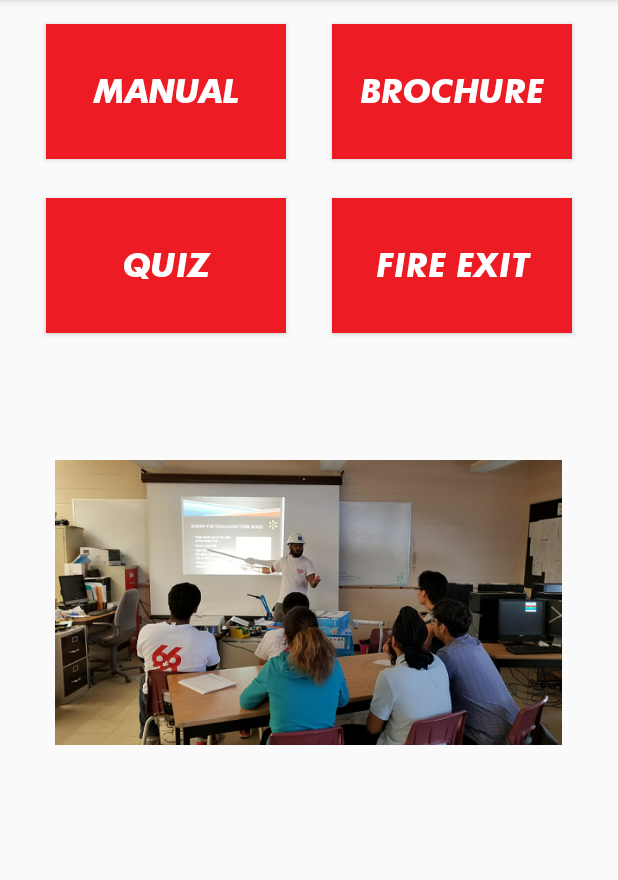
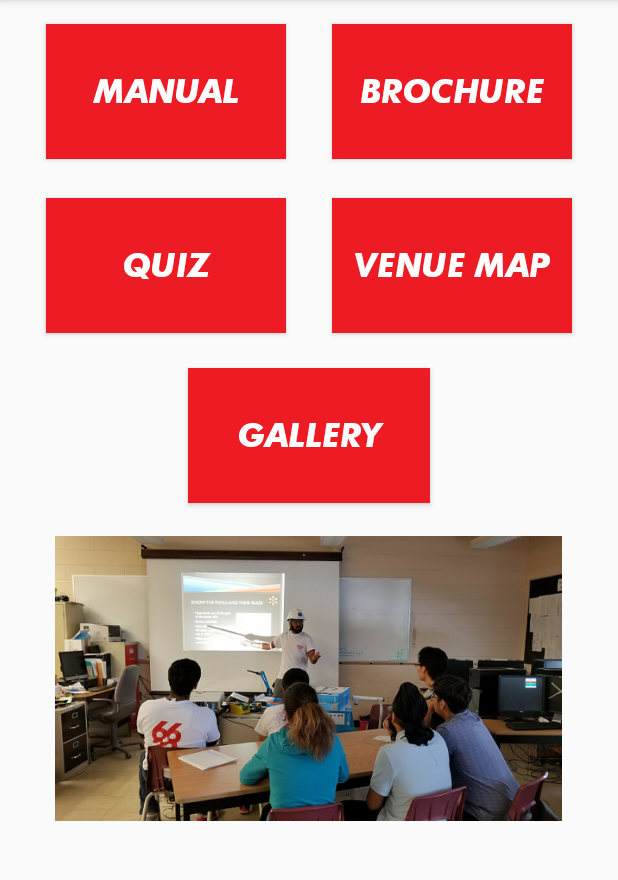
Before and after one commit to SupremeRobotics/SupremeSafety, an Android app: the screen it shows after launch (DisplayMessageActivity), after a tap on "LET'S GO!", on a phone screen of 412 x 824 dp, the part 84-964 px from its top. Run offline under Robolectric (Android 15) with nearby library versions, the light colour scheme and no system bars.

Commit message:
Added a gallery and automatic slideshow

```diff
--- a/app/build.gradle
+++ b/app/build.gradle
@@ -6,8 +6,8 @@ android {
         applicationId "ca.northviewheights.robotics.supremesafety"
         minSdkVersion 16
         targetSdkVersion 23
-        versionCode 7
-        versionName "1.6"
+        versionCode 8
+        versionName "1.7"
         testInstrumentationRunner "android.support.test.runner.AndroidJUnitRunner"
     }
     buildTypes {
--- a/app/src/main/java/ca/northviewheights/robotics/supremesafety/DisplayMessageActivity.java
+++ b/app/src/main/java/ca/northviewheights/robotics/supremesafety/DisplayMessageActivity.java
@@ -31,6 +31,8 @@ public class DisplayMessageActivity extends AppCompatActivity {
         buttonC.setTypeface(typeface);
         Button buttonD = (Button) findViewById(R.id.button6);
         buttonD.setTypeface(typeface);
+        Button buttonE = (Button) findViewById(R.id.button7);
+        buttonE.setTypeface(typeface);
     }
 
     public void goToActivity1 (View view){
@@ -91,4 +93,9 @@ public class DisplayMessageActivity extends AppCompatActivity {
         Intent intent = new Intent (this, Quiz.class);
         startActivity(intent);
     }
+
+    public void goToActivity5 (View view){
+        Intent intent = new Intent (this, Gallery.class);
+        startActivity(intent);
+    }
 }
--- a/app/src/main/java/ca/northviewheights/robotics/supremesafety/MainActivity.java
+++ b/app/src/main/java/ca/northviewheights/robotics/supremesafety/MainActivity.java
@@ -29,11 +29,11 @@ public class MainActivity extends AppCompatActivity {
         buttonA.setTypeface(typeface);
         TextView version = (TextView) findViewById(R.id.textView9);
         version.setText("Version: " + BuildConfig.VERSION_NAME);
-        TextView github =(TextView)findViewById(R.id.textView13);
-        github.setClickable(true);
-        github.setMovementMethod(LinkMovementMethod.getInstance());
+        TextView website =(TextView)findViewById(R.id.textView13);
+        website.setClickable(true);
+        website.setMovementMethod(LinkMovementMethod.getInstance());
         String link = "<a href='https://rebrand.ly/supreme'> Website </a>";
-        github.setText(Html.fromHtml(link));
+        website.setText(Html.fromHtml(link));
     }
 
     /** Called when the user taps the Send button */
--- a/app/src/main/res/layout/activity_display_message.xml
+++ b/app/src/main/res/layout/activity_display_message.xml
@@ -17,7 +17,7 @@
         android:layout_marginTop="132dp"
         android:background="@color/colorAccent"
         android:onClick="goToActivity3"
-        android:text="Fire Exit"
+        android:text="Venue Map"
         android:textColor="@android:color/white"
         android:textSize="22sp"
         android:textStyle="bold|italic"
@@ -29,6 +29,7 @@
         android:id="@+id/button3"
         android:layout_width="160dp"
         android:layout_height="90dp"
+        android:layout_marginBottom="26dp"
         android:layout_marginEnd="8dp"
         android:layout_marginLeft="16dp"
         android:layout_marginRight="8dp"
@@ -40,7 +41,28 @@
         android:textColor="@android:color/white"
         android:textSize="22sp"
         android:textStyle="bold|italic"
+        app:layout_constraintBottom_toTopOf="@+id/button7"
         app:layout_constraintEnd_toStartOf="@+id/button4"
+        app:layout_constraintStart_toStartOf="parent"
+        app:layout_constraintTop_toTopOf="parent"
+        app:layout_constraintVertical_bias="0.0" />
+
+    <Button
+        android:id="@+id/button7"
+        android:layout_width="161dp"
+        android:layout_height="90dp"
+        android:layout_marginEnd="125dp"
+        android:layout_marginLeft="125dp"
+        android:layout_marginRight="125dp"
+        android:layout_marginStart="125dp"
+        android:layout_marginTop="245dp"
+        android:background="@color/colorAccent"
+        android:onClick="goToActivity5"
+        android:text="Gallery"
+        android:textColor="@android:color/white"
+        android:textSize="22sp"
+        android:textStyle="bold|italic"
+        app:layout_constraintEnd_toEndOf="parent"
         app:layout_constraintStart_toStartOf="parent"
         app:layout_constraintTop_toTopOf="parent" />
 
@@ -63,7 +85,8 @@
         app:layout_constraintBottom_toTopOf="@+id/button3"
         app:layout_constraintEnd_toStartOf="@+id/button6"
         app:layout_constraintStart_toStartOf="parent"
-        app:layout_constraintTop_toTopOf="parent" />
+        app:layout_constraintTop_toTopOf="parent"
+        app:layout_constraintVertical_bias="0.0" />
 
     <Button
         android:id="@+id/button6"
@@ -90,13 +113,13 @@
         android:id="@+id/imageView2"
         android:layout_width="338dp"
         android:layout_height="199dp"
-        android:layout_marginTop="80dp"
+        android:layout_marginTop="17dp"
         android:contentDescription="Safety"
         android:fadingEdge="horizontal|vertical"
         app:layout_constraintEnd_toEndOf="parent"
         app:layout_constraintHorizontal_bias="0.493"
         app:layout_constraintStart_toStartOf="parent"
-        app:layout_constraintTop_toBottomOf="@+id/button4"
+        app:layout_constraintTop_toBottomOf="@+id/button7"
         app:srcCompat="@drawable/eknoor" />
 
 </android.support.constraint.ConstraintLayout>
```
Also changed, not shown: app/src/main/AndroidManifest.xml (+8 -2 lines), app/src/main/java/ca/northviewheights/robotics/supremesafety/Gallery.java (added, +12 -0 lines), app/src/main/res/layout/activity_gallery.xml (added, +38 -0 lines), app/src/main/res/drawable/award.jpg (added), app/src/main/res/drawable/climb.jpg (added), app/src/main/res/drawable/cube.jpg (added), app/src/main/res/drawable/pits.jpg (added).
